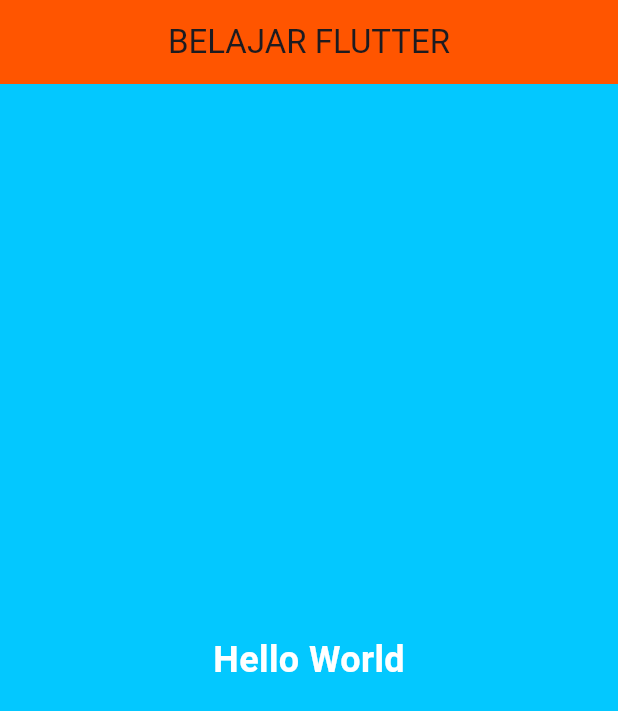
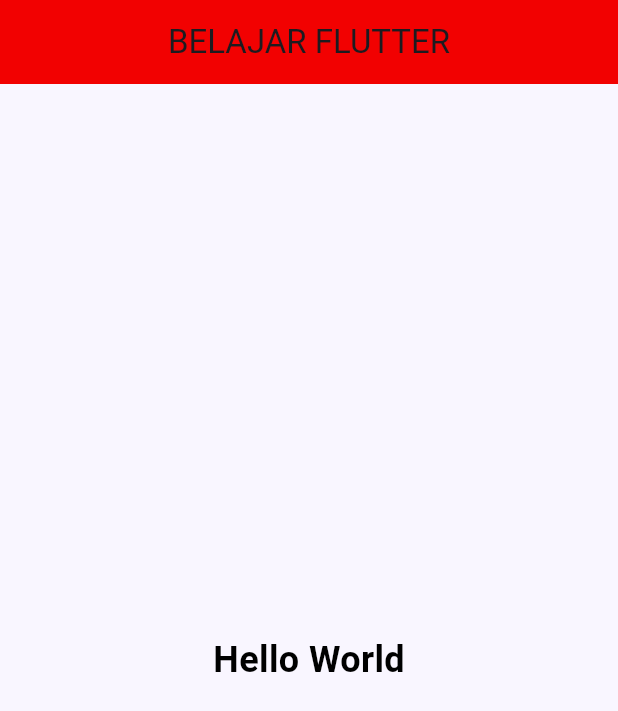
Before and after one commit to dzikrinaff/belajar-flutter, a Flutter app: the screen it shows after launch, on a phone screen of 412 x 824 dp. Shown: the top 711 px of the screen. Run offline on Flutter 3.47's test engine with Material 3 defaults, Android fonts, the phone set to English and light mode, and no system bars.

Commit message:
add background

```diff
--- a/lib/main.dart
+++ b/lib/main.dart
@@ -11,17 +11,17 @@ class myApp extends StatelessWidget {
     return MaterialApp(
       home:Scaffold(
 // Suggested code may be subject to a license. Learn more: ~LicenseLog:2480737581.
-        backgroundColor: Color.fromARGB(255, 3, 200, 255),
+        backgroundColor: Color.fromARGB(255, 249, 246, 255),
         appBar: AppBar(
           title: Text('BELAJAR FLUTTER'),
           centerTitle: true,
-          backgroundColor: Color.fromARGB(255, 255, 85, 0)
+          backgroundColor: Color.fromARGB(255, 242, 1, 1)
       ),//AppBar
       body:Center(
         child: Text('Hello World',
         style: TextStyle(
           fontSize: 24,
-          color: Colors.white,
+          color: Colors.black,
           fontWeight: FontWeight.bold,
 
         ),),)
```
